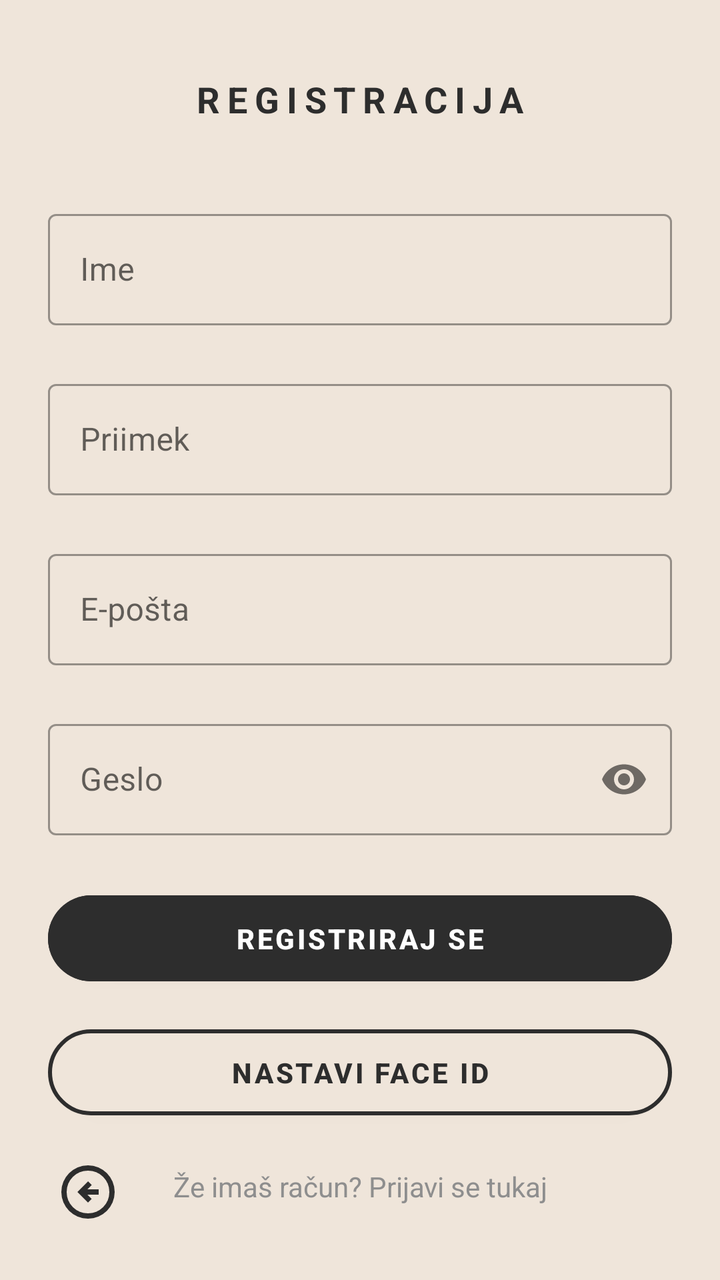
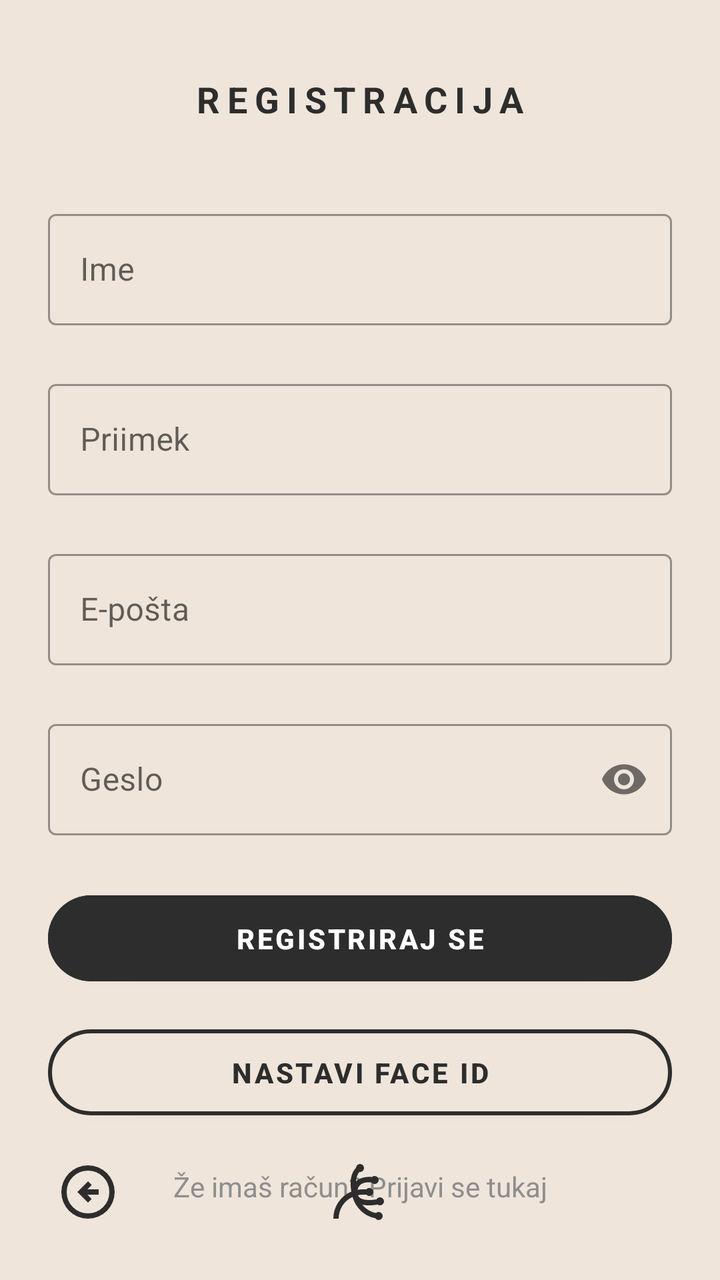

Before-and-after screenshots of an Android layout around one commit, followed by the original layout XML and the change that was made.
<!-- AndroidManifest.xml: application theme Theme.PametniPaketnik -->
<!-- res/layout/activity_register.xml -->
<?xml version="1.0" encoding="utf-8"?>
<androidx.constraintlayout.widget.ConstraintLayout xmlns:android="http://schemas.android.com/apk/res/android"
    xmlns:app="http://schemas.android.com/apk/res-auto"
    xmlns:tools="http://schemas.android.com/tools"
    android:id="@+id/main"
    android:layout_width="match_parent"
    android:layout_height="match_parent"
    android:background="@color/background"
    tools:context=".RegisterActivity">

    <LinearLayout
        android:layout_width="match_parent"
        android:layout_height="wrap_content"
        android:orientation="vertical"
        android:background="@color/background"
        android:paddingStart="24dp"
        android:paddingEnd="24dp"
        app:layout_constraintTop_toTopOf="parent"
        app:layout_constraintBottom_toBottomOf="parent"
        app:layout_constraintStart_toStartOf="parent"
        app:layout_constraintEnd_toEndOf="parent">

        <TextView
            android:id="@+id/registerTitle"
            android:layout_width="match_parent"
            android:layout_height="wrap_content"
            android:letterSpacing="0.2"
            android:text="@string/register_title"
            android:textAlignment="center"
            android:textAllCaps="true"
            android:textColor="@color/history_text_primary"
            android:textSize="18sp"
            android:textStyle="bold"
            android:layout_marginBottom="40dp"/>

        <com.google.android.material.textfield.TextInputLayout
            android:id="@+id/nameTitle"
            style="@style/Widget.MaterialComponents.TextInputLayout.OutlinedBox"
            android:layout_width="match_parent"
            android:layout_height="wrap_content"
            android:layout_marginBottom="24dp"
            android:hint="@string/nameHint">

            <com.google.android.material.textfield.TextInputEditText
                android:id="@+id/inputName"
                android:layout_width="match_parent"
                android:layout_height="wrap_content"
                android:inputType="text"
                android:textColor="@color/history_text_primary" />
        </com.google.android.material.textfield.TextInputLayout>

        <com.google.android.material.textfield.TextInputLayout
            android:id="@+id/surnameTitle"
            style="@style/Widget.MaterialComponents.TextInputLayout.OutlinedBox"
            android:layout_width="match_parent"
            android:layout_height="wrap_content"
            android:layout_marginBottom="24dp"
            android:hint="@string/surnameHint">

            <com.google.android.material.textfield.TextInputEditText
                android:id="@+id/inputSurname"
                android:layout_width="match_parent"
                android:layout_height="wrap_content"
                android:inputType="text"
                android:textColor="@color/history_text_primary" />
        </com.google.android.material.textfield.TextInputLayout>

        <com.google.android.material.textfield.TextInputLayout
            android:id="@+id/emailTitle"
            style="@style/Widget.MaterialComponents.TextInputLayout.OutlinedBox"
            android:layout_width="match_parent"
            android:layout_height="wrap_content"
            android:layout_marginBottom="24dp"
            android:hint="@string/emailHint">

            <com.google.android.material.textfield.TextInputEditText
                android:id="@+id/inputEmail"
                android:layout_width="match_parent"
                android:layout_height="wrap_content"
                android:inputType="textEmailAddress"
                android:textColor="@color/history_text_primary" />
        </com.google.android.material.textfield.TextInputLayout>

        <com.google.android.material.textfield.TextInputLayout
            android:id="@+id/passwordTitle"
            style="@style/Widget.MaterialComponents.TextInputLayout.OutlinedBox"
            android:layout_width="match_parent"
            android:layout_height="wrap_content"
            android:layout_marginBottom="24dp"
            android:hint="@string/passwordHint"
            app:passwordToggleEnabled="true">

            <com.google.android.material.textfield.TextInputEditText
                android:id="@+id/inputPassword"
                android:layout_width="match_parent"
                android:layout_height="wrap_content"
                android:inputType="textPassword"
                android:textColor="@color/history_text_primary" />
        </com.google.android.material.textfield.TextInputLayout>

        <Button
            android:id="@+id/btnRegister"
            android:layout_width="match_parent"
            android:layout_height="55dp"
            android:backgroundTint="@color/history_text_primary"
            android:text="@string/registriraj_se"
            android:textAllCaps="true"
            android:textColor="@android:color/white"
            android:textStyle="bold"
            app:cornerRadius="40dp" />

        <Button
            android:id="@+id/btnFaceIdSetup"
            android:layout_width="match_parent"
            android:layout_height="55dp"
            android:layout_marginTop="12dp"
            android:text="Nastavi Face ID"
            android:textStyle="bold"
            android:backgroundTint="@color/background"
            android:textColor="@color/history_text_primary"
            app:strokeColor="@color/history_text_primary"
            app:strokeWidth="2dp"
            app:cornerRadius="40dp" />

        <TextView
            android:id="@+id/goToLogin"
            android:layout_width="match_parent"
            android:layout_height="wrap_content"
            android:layout_marginTop="20dp"
            android:text="@string/go_to_login_text"
            android:textAlignment="center"
            android:textColor="@color/history_text_secondary"
            android:textSize="14sp" />

    </LinearLayout>
    <ImageButton
        android:id="@+id/btnBack"
        android:layout_width="56dp"
        android:layout_height="56dp"
        android:layout_marginStart="16dp"
        android:layout_marginBottom="16dp"
        android:background="?attr/selectableItemBackgroundBorderless"
        android:contentDescription="@string/nazaj"
        android:padding="12dp"
        android:scaleType="fitCenter"
        android:src="@drawable/ic_back_black"
        app:layout_constraintBottom_toBottomOf="parent"
        app:layout_constraintStart_toStartOf="parent"
        app:tint="@color/history_text_primary" />
</androidx.constraintlayout.widget.ConstraintLayout>
<!-- resources referenced by this layout -->
<resources>
  <color name="background">#EFE5DA</color>
  <color name="history_text_primary">#2D2D2D</color>
  <color name="history_text_secondary">#8E8E8E</color>
  <!-- drawable ic_back_black (drawable) -->
  <vector xmlns:android="http://schemas.android.com/apk/res/android" android:autoMirrored="true" android:height="24dp" android:tint="#000000" android:viewportHeight="960" android:viewportWidth="960" android:width="24dp">
        
      <path android:fillColor="@android:color/white" android:pathData="M480,640L536,584L472,520L640,520L640,440L472,440L536,376L480,320L320,480L480,640ZM480,880Q397,880 324,848.5Q251,817 197,763Q143,709 111.5,636Q80,563 80,480Q80,397 111.5,324Q143,251 197,197Q251,143 324,111.5Q397,80 480,80Q563,80 636,111.5Q709,143 763,197Q817,251 848.5,324Q880,397 880,480Q880,563 848.5,636Q817,709 763,763Q709,817 636,848.5Q563,880 480,880ZM480,800Q614,800 707,707Q800,614 800,480Q800,346 707,253Q614,160 480,160Q346,160 253,253Q160,346 160,480Q160,614 253,707Q346,800 480,800ZM480,480Q480,480 480,480Q480,480 480,480Q480,480 480,480Q480,480 480,480Q480,480 480,480Q480,480 480,480Q480,480 480,480Q480,480 480,480Z"/>
      
  </vector>
  <string name="emailHint">E-pošta</string>
  <string name="go_to_login_text">Že imaš račun? Prijavi se tukaj</string>
  <string name="nameHint">Ime</string>
  <string name="nazaj">Nazaj</string>
  <string name="passwordHint">Geslo</string>
  <string name="register_title">Registracija</string>
  <string name="registriraj_se">Registriraj se</string>
  <string name="surnameHint">Priimek</string>
  <style name="Theme.PametniPaketnik" parent="Base.Theme.PametniPaketnik" />
  <style name="Base.Theme.PametniPaketnik" parent="Theme.MaterialComponents.Light.NoActionBar">
          <item name="colorPrimary">@color/history_text_primary</item>
          <item name="android:statusBarColor">@color/background</item>
          <item name="android:windowLightStatusBar">true</item> </style>
</resources>

<!-- the commit's change to res/layout/activity_register.xml (unified diff, before → after) -->
@@ -133,6 +133,21 @@
             android:textSize="14sp" />
 
     </LinearLayout>
+
+    <ImageButton
+        android:id="@+id/btnHome"
+        android:layout_width="56dp"
+        android:layout_height="56dp"
+        android:layout_marginBottom="16dp"
+        android:background="?attr/selectableItemBackgroundBorderless"
+        android:contentDescription="@string/domov"
+        android:padding="12dp"
+        android:scaleType="fitCenter"
+        android:src="@drawable/ic_home_black"
+        app:layout_constraintBottom_toBottomOf="parent"
+        app:layout_constraintStart_toStartOf="parent"
+        app:layout_constraintEnd_toEndOf="parent"
+        app:tint="@color/history_text_primary" />
     <ImageButton
         android:id="@+id/btnBack"
         android:layout_width="56dp"
<!-- resource entries referenced after the edit -->
@@ -9,6 +9,13 @@
       <path android:fillColor="@android:color/white" android:pathData="M480,640L536,584L472,520L640,520L640,440L472,440L536,376L480,320L320,480L480,640ZM480,880Q397,880 324,848.5Q251,817 197,763Q143,709 111.5,636Q80,563 80,480Q80,397 111.5,324Q143,251 197,197Q251,143 324,111.5Q397,80 480,80Q563,80 636,111.5Q709,143 763,197Q817,251 848.5,324Q880,397 880,480Q880,563 848.5,636Q817,709 763,763Q709,817 636,848.5Q563,880 480,880ZM480,800Q614,800 707,707Q800,614 800,480Q800,346 707,253Q614,160 480,160Q346,160 253,253Q160,346 160,480Q160,614 253,707Q346,800 480,800ZM480,480Q480,480 480,480Q480,480 480,480Q480,480 480,480Q480,480 480,480Q480,480 480,480Q480,480 480,480Q480,480 480,480Q480,480 480,480Z"/>
       
   </vector>
+  <!-- drawable ic_home_black (drawable) -->
+  <vector xmlns:android="http://schemas.android.com/apk/res/android" android:height="24dp" android:tint="#000000" android:viewportHeight="960" android:viewportWidth="960" android:width="24dp">
+        
+      <path android:fillColor="@android:color/white" android:pathData="M760,900Q745,900 732,893Q719,886 711,874Q590,852 497.5,766Q405,680 368,554Q272,599 216,686.5Q160,774 160,880L80,880Q80,746 153.5,636Q227,526 350,474Q329,359 346.5,266.5Q364,174 420,117Q420,117 420,117Q420,117 420,117Q422,93 439,76.5Q456,60 480,60Q505,60 522.5,77.5Q540,95 540,120Q540,145 522.5,162.5Q505,180 480,180Q478,180 476,180Q474,180 471,179Q449,204 436,240.5Q423,277 419,322Q439,302 465.5,287.5Q492,273 524,265Q554,257 588.5,254.5Q623,252 661,255Q669,247 679,243.5Q689,240 700,240Q725,240 742.5,257.5Q760,275 760,300Q760,325 742.5,342.5Q725,360 700,360Q686,360 672.5,353.5Q659,347 651,335Q618,333 587.5,335.5Q557,338 533,346Q494,359 471.5,384Q449,409 443,448Q471,443 490.5,441.5Q510,440 576,440Q584,430 595.5,425Q607,420 620,420Q645,420 662.5,437.5Q680,455 680,480Q680,505 662.5,522.5Q645,540 620,540Q607,540 595.5,535Q584,530 576,520Q513,520 493,521.5Q473,523 448,528Q461,562 499,580Q537,598 598,600Q627,602 660.5,599Q694,596 728,590Q736,576 750,568Q764,560 780,560Q805,560 822.5,577.5Q840,595 840,620Q840,645 822.5,662.5Q805,680 780,680Q770,680 761.5,677Q753,674 745,668Q711,674 678.5,677.5Q646,681 617,681Q588,681 562,678Q536,675 513,669Q551,718 605.5,751.5Q660,785 720,796Q728,788 738.5,784Q749,780 760,780Q785,780 802.5,797.5Q820,815 820,840Q820,865 802.5,882.5Q785,900 760,900Z"/>
+      
+  </vector>
+  <string name="domov">Domov</string>
   <string name="emailHint">E-pošta</string>
   <string name="go_to_login_text">Že imaš račun? Prijavi se tukaj</string>
   <string name="nameHint">Ime</string>
